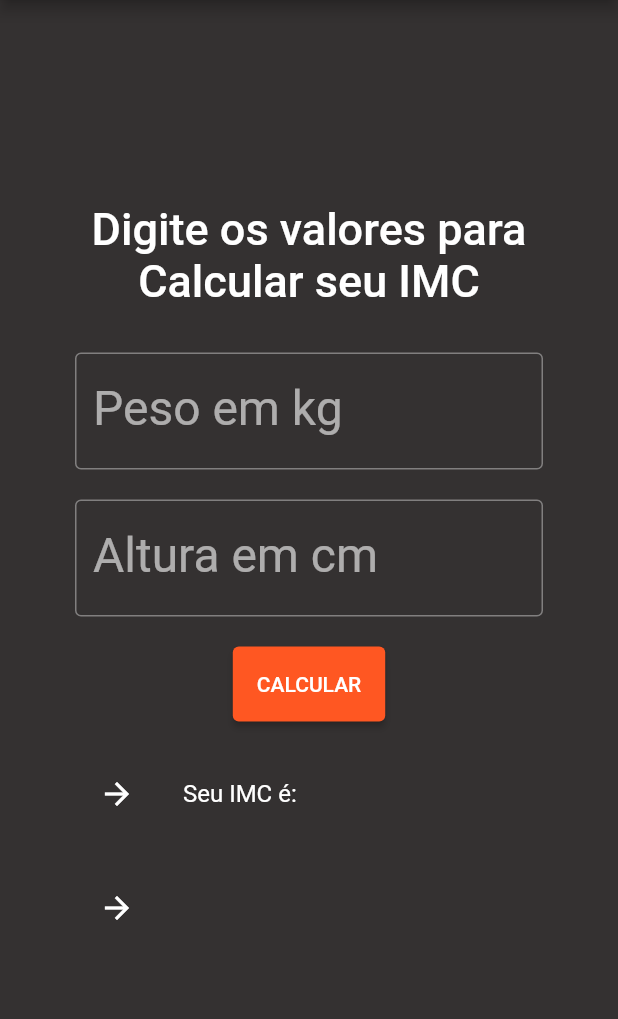
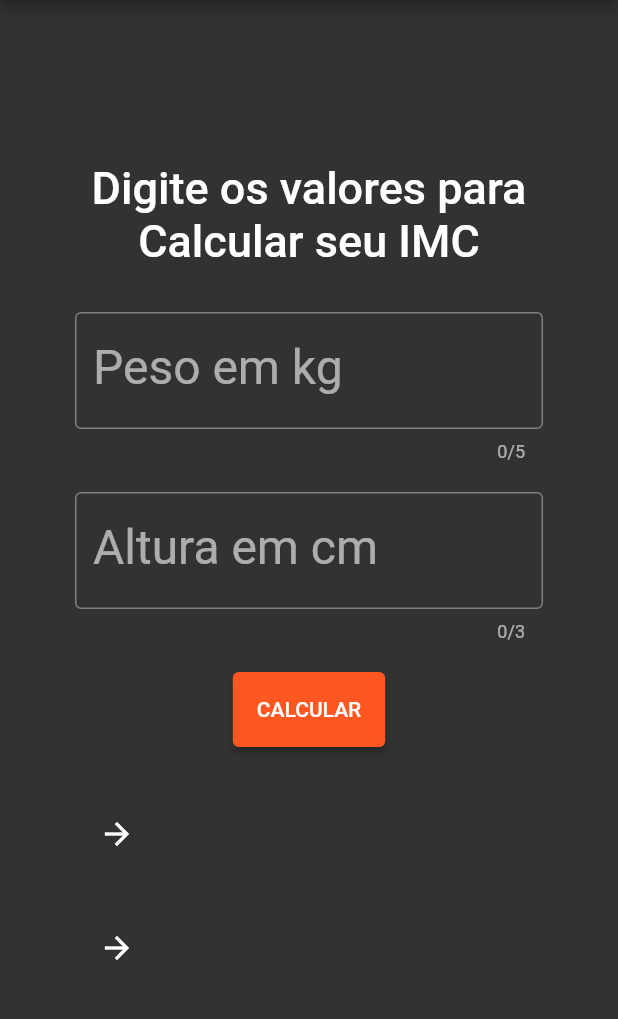
Before and after one commit to HeMarchioni/ProjetoP1_Calculo_Imc, a Flutter app: the screen it shows after launch, on a phone screen of 412 x 824 dp, the part 84-1103 px from its top. Run offline on Flutter 3.47's test engine with Material 2 defaults, Android fonts, the phone set to English and light mode, and no system bars.

Commit message:
update calculo IMC

```diff
--- a/lib/home.dart
+++ b/lib/home.dart
@@ -54,13 +54,13 @@ class _CalculoIMCState extends State<CalculoIMC> {
 
   void calcIMC(){
 
-    double peso = double.parse(entradaPeso.text);
-    double altura = double.parse(entradaAltura.text)/100;
+    double peso = double.parse(entradaPeso.text.replaceAll(",", "."));
+    double altura = double.parse(entradaAltura.text.replaceAll(",", "."))/100;
 
     setState(() {
 
       var imc = peso/(altura*altura);
-
+      imcValor = "Seu IMC é: ";
 
       if( imc < 18.5) {
         imcMensagem = 'ABAIXO DO PESO';
@@ -76,7 +76,7 @@ class _CalculoIMCState extends State<CalculoIMC> {
         imcMensagem = 'OBESIDADE GRAU III';
       }
 
-      imcValor = (imc).toStringAsFixed(2);
+      imcValor+= (imc).toStringAsFixed(2);
 
     });
   }
@@ -122,6 +122,7 @@ class _CalculoIMCState extends State<CalculoIMC> {
               padding: const EdgeInsets.fromLTRB(50,10,50,10),
               child:
               TextField(
+                maxLength: 5,
                 keyboardType: TextInputType.number,  // -> teclado que ira aparecer para inserir na caixa de texto input
                 controller: entradaPeso,
                 decoration: InputDecoration(
@@ -143,6 +144,7 @@ class _CalculoIMCState extends State<CalculoIMC> {
               padding: const EdgeInsets.fromLTRB(50,10,50,10),
               child:
               TextField(
+                maxLength: 3,
                 keyboardType: TextInputType.number,  // -> teclado que ira aparecer para inserir na caixa de texto input
                 controller: entradaAltura,
                 decoration: InputDecoration(
@@ -171,9 +173,15 @@ class _CalculoIMCState extends State<CalculoIMC> {
                     height: 50,
                     child: ElevatedButton(
                       onPressed: () {
-                        calcIMC();
-                        // Respond to button press
-                      },
+                          try {
+                            calcIMC();
+                            // Respond to button press
+                          } catch(e) {
+                            setState(() {
+                              imcValor = "Erro: Digite o valor";
+                            });
+                          }
+                          },
                       child: Text("CALCULAR"),
                     ),
                   ),
@@ -191,9 +199,15 @@ class _CalculoIMCState extends State<CalculoIMC> {
             crossAxisAlignment: CrossAxisAlignment.stretch,
             children: [
               Padding(
-                padding: const EdgeInsets.fromLTRB(50,10,10,10),
+                padding: const EdgeInsets.fromLTRB(50,20,10,10),
                 child: ListTile(
-                  title: Text('Seu IMC é: $imcValor'),
+                  title: Text( '$imcValor',
+                    style: TextStyle(
+                        fontSize: 27.0,
+                        color: Colors.yellow,
+                        fontWeight: FontWeight.w500,
+                        fontFamily: "Roboto"),
+                  ),
                   leading: Icon(Icons.arrow_forward),
                 ),
               ),
@@ -201,7 +215,13 @@ class _CalculoIMCState extends State<CalculoIMC> {
               Padding(
                 padding: const EdgeInsets.fromLTRB(50,10,10,10),
                 child: ListTile(
-                  title: Text( '$imcMensagem'),
+                  title: Text( '$imcMensagem',
+                    style: TextStyle(
+                    fontSize: 27.0,
+                    color: Colors.yellow,
+                    fontWeight: FontWeight.w500,
+                    fontFamily: "Roboto"),
+                  ),
                   leading: Icon(Icons.arrow_forward),
                 ),
               ),
```
